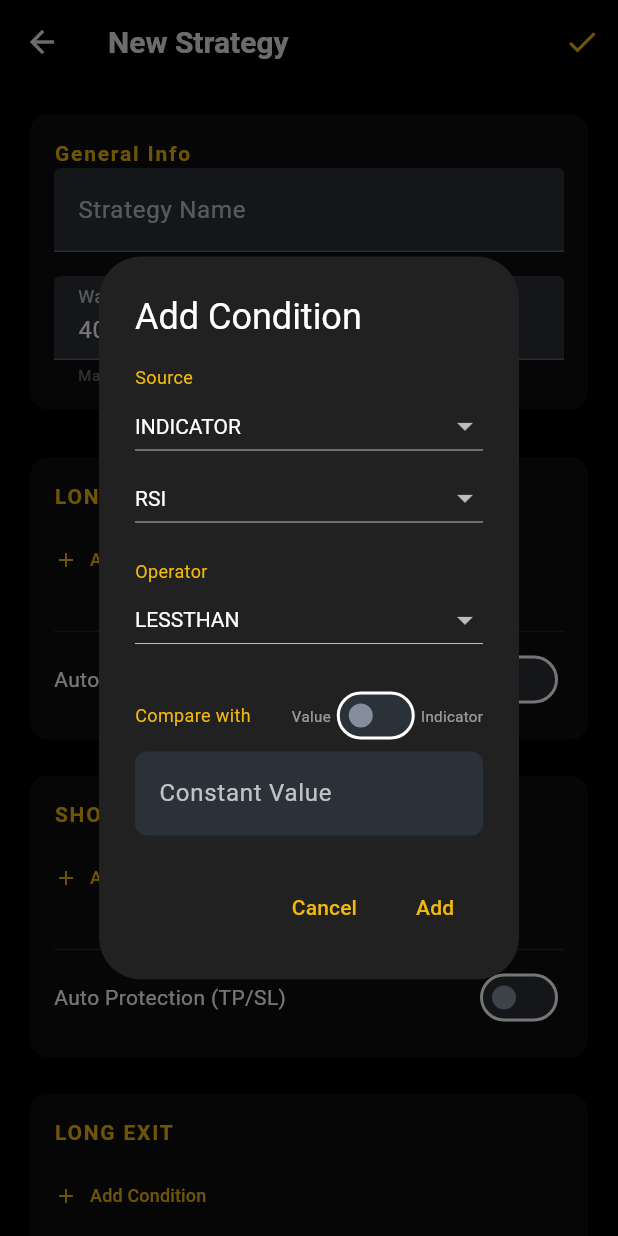
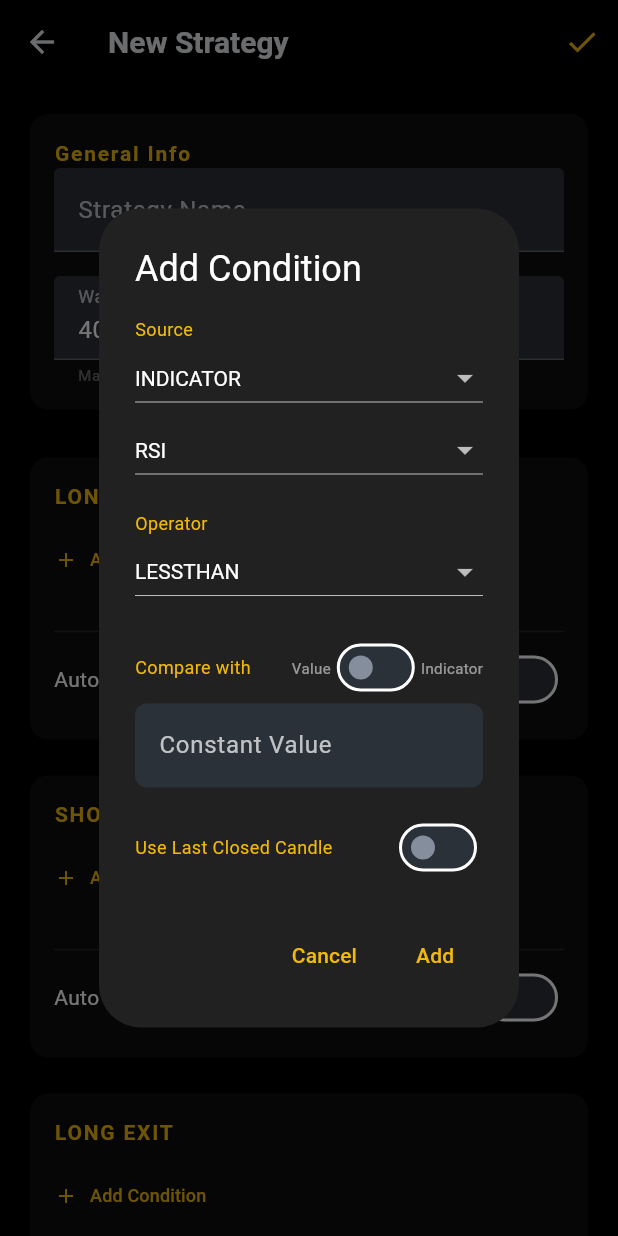
Before and after one commit to fshangala/tradetool, a Flutter app: the StrategyEditView screen opened directly, after a tap on "Add Condition", on a phone screen of 412 x 824 dp. Run offline on Flutter 3.47's test engine with Material 3 defaults, Android fonts, the phone set to English and light mode, and no system bars; our stand-ins replace logger, shared_preferences, wakelock_plus; missing offline and left inert: k_chart_plus; accounts and stored records are empty; network calls fail.

Commit message:
feat: implement 'Use Last Closed Candle' logic for strategy conditions

```diff
--- a/lib/models/strategy.dart
+++ b/lib/models/strategy.dart
@@ -16,6 +16,7 @@ class Condition {
   final double value;
   final ConditionType targetType;
   final String? targetIndicatorName;
+  final bool useLastClosedData;
 
   Condition({
     required this.type,
@@ -25,6 +26,7 @@ class Condition {
     required this.value,
     this.targetType = ConditionType.price,
     this.targetIndicatorName,
+    this.useLastClosedData = false,
   });
 
   factory Condition.fromJson(Map<String, dynamic> json) {
@@ -38,6 +40,7 @@ class Condition {
           ? ConditionType.values.firstWhere((e) => e.name == json['targetType'])
           : ConditionType.price,
       targetIndicatorName: json['targetIndicatorName'],
+      useLastClosedData: json['useLastClosedData'] ?? false,
     );
   }
 
@@ -50,6 +53,7 @@ class Condition {
       'value': value,
       'targetType': targetType.name,
       'targetIndicatorName': targetIndicatorName,
+      'useLastClosedData': useLastClosedData,
     };
   }
 }
--- a/lib/views/strategy_edit_view.dart
+++ b/lib/views/strategy_edit_view.dart
@@ -324,7 +324,8 @@ class _StrategyEditViewState extends State<StrategyEditView> {
     final opStr = _opToSymbol(c.op);
     String leftSide = c.type == ConditionType.price ? 'Price' : c.indicatorName!;
     String rightSide = c.targetIndicatorName ?? c.value.toString();
-    return '$leftSide $opStr $rightSide';
+    String suffix = c.useLastClosedData ? ' [Last]' : '';
+    return '$leftSide $opStr $rightSide$suffix';
   }
 
   String _opToSymbol(Operator op) {
@@ -343,6 +344,7 @@ class _StrategyEditViewState extends State<StrategyEditView> {
     Operator selectedOp = Operator.lessThan;
     bool isComparingWithIndicator = false;
     String targetIndicator = 'EMA25';
+    bool useLastClosedData = false;
     final valueController = TextEditingController();
 
     showDialog(
@@ -430,6 +432,19 @@ class _StrategyEditViewState extends State<StrategyEditView> {
                       labelStyle: TextStyle(color: Colors.white70),
                     ),
                   ),
+                const SizedBox(height: 16),
+                Row(
+                  children: [
+                    const Text('Use Last Closed Candle', style: TextStyle(color: BinanceTheme.yellow, fontSize: 12)),
+                    const Spacer(),
+                    Switch(
+                      value: useLastClosedData,
+                      activeThumbColor: BinanceTheme.yellow,
+                      activeTrackColor: BinanceTheme.yellow.withValues(alpha: 0.5),
+                      onChanged: (val) => setDialogState(() => useLastClosedData = val),
+                    ),
+                  ],
+                ),
               ],
             ),
           ),
@@ -455,6 +470,7 @@ class _StrategyEditViewState extends State<StrategyEditView> {
                     value: value,
                     targetType: isComparingWithIndicator ? ConditionType.indicator : ConditionType.price,
                     targetIndicatorName: isComparingWithIndicator ? targetIndicator : null,
+                    useLastClosedData: useLastClosedData,
                   ));
                 });
                 Navigator.pop(context);
```
Also changed, not shown: lib/services/binance_service.dart (+7 -6 lines), lib/viewmodels/dashboard_viewmodel.dart (+19 -6 lines), lib/viewmodels/strategy_viewmodel.dart (+6 -1 lines), 1 other file.
